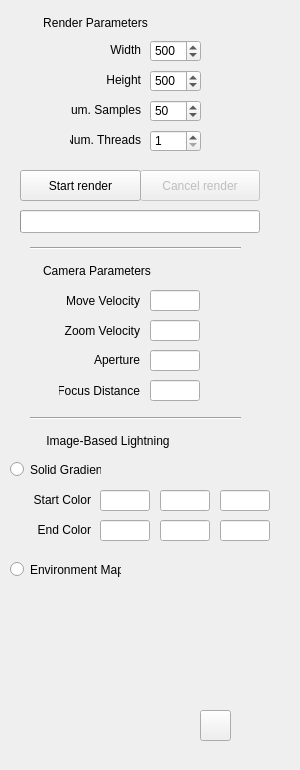
This is src/view/RenderOptions.ui in Yordrar/thesis-raytracer as Qt 5 draws it before an edit. The edited form follows.
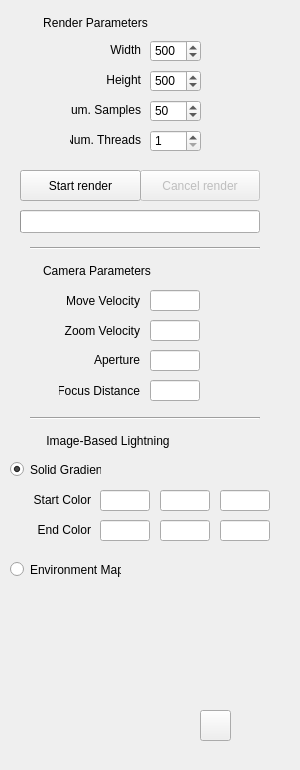
This is the edited form.

```diff
--- a/src/view/RenderOptions.ui
+++ b/src/view/RenderOptions.ui
@@ -452,6 +452,9 @@
    <property name="text">
     <string>Solid Gradient</string>
    </property>
+   <property name="checked">
+    <bool>true</bool>
+   </property>
   </widget>
   <widget class="QRadioButton" name="environment_map">
    <property name="geometry">
@@ -513,7 +516,7 @@
     <rect>
      <x>30</x>
      <y>240</y>
-     <width>211</width>
+     <width>230</width>
      <height>16</height>
     </rect>
    </property>
@@ -526,7 +529,7 @@
     <rect>
      <x>30</x>
      <y>410</y>
-     <width>211</width>
+     <width>230</width>
      <height>16</height>
     </rect>
    </property>
@@ -560,7 +563,7 @@
    <property name="geometry">
     <rect>
      <x>15</x>
-     <y>13</y>
+     <y>12</y>
      <width>21</width>
      <height>21</height>
     </rect>
```
